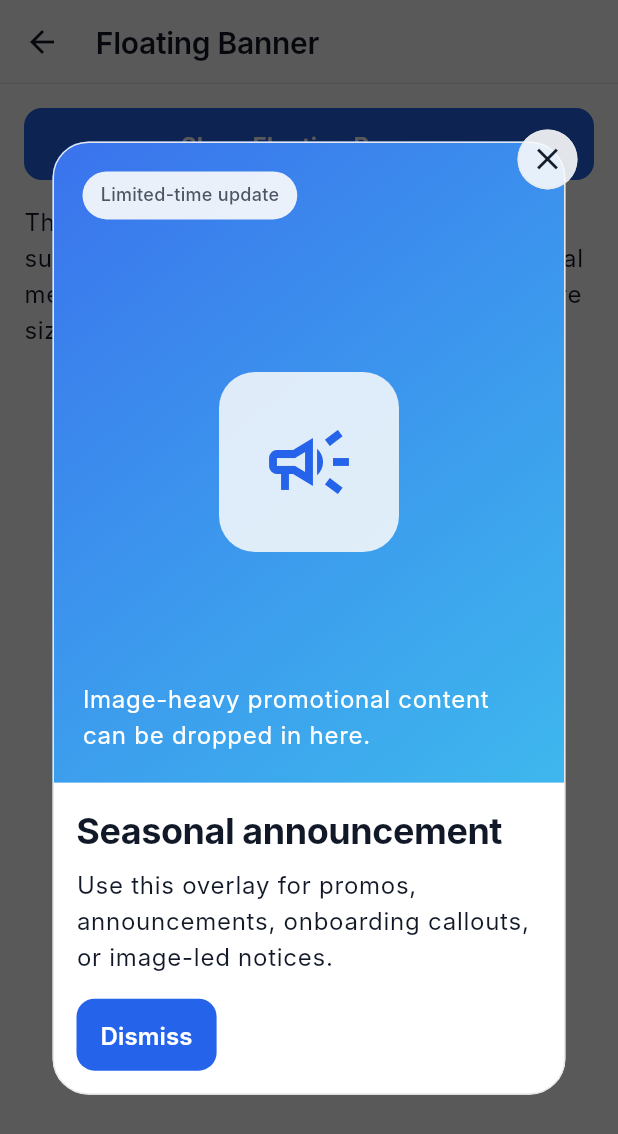
After one commit to Jun2748/j_flutter_ui, a Flutter app: the FloatingBannerDemo screen opened directly, after a tap on "Show Floating Banner", on a phone screen of 412 x 824 dp. The commit adds this screen. Shown: the top 1134 px of the screen. Run offline on Flutter 3.47's test engine with Material 3 defaults, Android fonts, the phone set to English and light mode, and no system bars; our stand-ins replace auto_size_text, flutter_html, flutter_svg; Roboto replaces fonts that are missing (Inter).

Commit message:
dev: add simple floating banner for announcement dev: add simple grid in demo screen update: update readme, agents rules

```diff
--- /dev/null
+++ b/example/lib/demo/widgets/overlays/floating_banner_demo.dart
@@ -0,0 +1,126 @@
+import 'package:flutter/material.dart';
+import 'package:j_flutter_ui/j_flutter_ui.dart';
+
+class FloatingBannerDemo extends StatelessWidget {
+  const FloatingBannerDemo({super.key});
+
+  String get title => 'Floating Banner';
+
+  @override
+  Widget build(BuildContext context) {
+    return AppScaffold(
+      appBar: AppBarEx(title: title),
+      bodyPadding: JInsets.screenPadding,
+      body: Column(
+        crossAxisAlignment: CrossAxisAlignment.stretch,
+        children: <Widget>[
+          SimpleButton.primary(
+            label: 'Show Floating Banner',
+            onPressed: () {
+              showSimpleFloatingBanner<void>(
+                context,
+                media: const _BannerArtwork(),
+                child: Builder(
+                  builder: (BuildContext overlayContext) {
+                    return Column(
+                      crossAxisAlignment: CrossAxisAlignment.start,
+                      mainAxisSize: MainAxisSize.min,
+                      children: <Widget>[
+                        const SimpleText.heading(text: 'Seasonal announcement'),
+                        JGaps.h8,
+                        const SimpleText.body(
+                          text:
+                              'Use this overlay for promos, announcements, onboarding callouts, or image-led notices.',
+                          maxLines: 4,
+                        ),
+                        JGaps.h16,
+                        SimpleButton.primary(
+                          label: 'Dismiss',
+                          onPressed: () {
+                            Navigator.of(overlayContext).pop();
+                          },
+                        ),
+                      ],
+                    );
+                  },
+                ),
+              );
+            },
+          ),
+          JGaps.h16,
+          const SimpleText.body(
+            text:
+                'The helper presents a centered promotional surface over a dimmed backdrop with optional media, close affordance, and safe-area-aware sizing.',
+            maxLines: 5,
+          ),
+        ],
+      ),
+    );
+  }
+}
+
+class _BannerArtwork extends StatelessWidget {
+  const _BannerArtwork();
+
+  @override
+  Widget build(BuildContext context) {
+    final ThemeData theme = Theme.of(context);
+
+    return AspectRatio(
+      aspectRatio: 4 / 5,
+      child: DecoratedBox(
+        decoration: BoxDecoration(
+          gradient: LinearGradient(
+            begin: Alignment.topLeft,
+            end: Alignment.bottomRight,
+            colors: <Color>[
+              theme.colorScheme.primary.withAlpha(230),
+              theme.colorScheme.secondary.withAlpha(204),
+            ],
+          ),
+        ),
+        child: Stack(
+          children: <Widget>[
+            Positioned(
+              top: JDimens.dp20,
+              left: JDimens.dp20,
+              child: Container(
+                padding: JInsets.horizontal12Vertical8,
+                decoration: BoxDecoration(
+                  color: theme.colorScheme.surface.withAlpha(235),
+                  borderRadius: BorderRadius.circular(JDimens.dp24),
+                ),
+                child: const SimpleText.label(text: 'Limited-time update'),
+              ),
+            ),
+            Center(
+              child: Container(
+                width: JDimens.dp120,
+                height: JDimens.dp120,
+                decoration: BoxDecoration(
+                  color: theme.colorScheme.surface.withAlpha(220),
+                  borderRadius: BorderRadius.circular(JDimens.dp24),
+                ),
+                child: Icon(
+                  Icons.campaign_outlined,
+                  size: JDimens.dp64,
+                  color: theme.colorScheme.primary,
+                ),
+              ),
+            ),
+            const Positioned(
+              bottom: JDimens.dp20,
+              left: JDimens.dp20,
+              right: JDimens.dp20,
+              child: SimpleText.body(
+                text: 'Image-heavy promotional content can be dropped in here.',
+                color: Colors.white,
+                maxLines: 2,
+              ),
+            ),
+          ],
+        ),
+      ),
+    );
+  }
+}
--- a/lib/j_flutter_ui.dart
+++ b/lib/j_flutter_ui.dart
@@ -50,6 +50,7 @@ export 'src/ui/widgets/navigation/simple_bottom_nav_bar.dart';
 export 'src/ui/widgets/navigation/simple_tabs.dart';
 export 'src/ui/widgets/navigation/simple_vertical_rail.dart';
 export 'src/ui/widgets/overlays/simple_bottom_sheet.dart';
+export 'src/ui/widgets/overlays/simple_floating_banner.dart';
 export 'src/ui/widgets/states/simple_empty_state.dart';
 export 'src/ui/widgets/states/simple_error_view.dart';
 export 'src/ui/widgets/states/simple_loading_view.dart';
--- /dev/null
+++ b/lib/src/ui/widgets/overlays/simple_floating_banner.dart
@@ -0,0 +1,304 @@
+import 'dart:math' as math;
+
+import 'package:flutter/material.dart';
+
+import '../../resources/app_theme_tokens.dart';
+import '../../resources/dimens.dart';
+
+const ValueKey<String> _barrierKey = ValueKey<String>(
+  'simple_floating_banner_barrier',
+);
+const ValueKey<String> _surfaceKey = ValueKey<String>(
+  'simple_floating_banner_surface',
+);
+const ValueKey<String> _closeButtonKey = ValueKey<String>(
+  'simple_floating_banner_close_button',
+);
+
+Future<T?> showSimpleFloatingBanner<T>(
+  BuildContext context, {
+  Widget? media,
+  Widget? child,
+  bool showCloseButton = true,
+  bool barrierDismissible = true,
+  Color? barrierColor,
+  Color? backgroundColor,
+  BorderRadiusGeometry? borderRadius,
+  EdgeInsetsGeometry? padding,
+  EdgeInsetsGeometry? margin,
+  double? maxWidth = SimpleFloatingBanner.defaultMaxWidth,
+  double widthFactor = 0.9,
+  bool useRootNavigator = true,
+  RouteSettings? routeSettings,
+  VoidCallback? onClose,
+}) {
+  return showDialog<T>(
+    context: context,
+    useRootNavigator: useRootNavigator,
+    useSafeArea: false,
+    barrierDismissible: false,
+    barrierColor: Colors.transparent,
+    routeSettings: routeSettings,
+    builder: (BuildContext dialogContext) {
+      return SimpleFloatingBanner(
+        media: media,
+        showCloseButton: showCloseButton,
+        barrierDismissible: barrierDismissible,
+        barrierColor: barrierColor,
+        backgroundColor: backgroundColor,
+        borderRadius: borderRadius,
+        padding: padding,
+        margin: margin,
+        maxWidth: maxWidth,
+        widthFactor: widthFactor,
+        child: child,
+        onClose: () {
+          Navigator.of(dialogContext).pop();
+          onClose?.call();
+        },
+      );
+    },
+  );
+}
+
+class SimpleFloatingBanner extends StatelessWidget {
+  const SimpleFloatingBanner({
+    super.key,
+    this.media,
+    this.child,
+    this.onClose,
+    this.showCloseButton = true,
+    this.barrierDismissible = true,
+    this.barrierColor,
+    this.backgroundColor,
+    this.borderRadius,
+    this.padding,
+    this.margin,
+    this.maxWidth = defaultMaxWidth,
+    this.widthFactor = 0.9,
+  }) : assert(
+         media != null || child != null,
+         'Provide at least one of media or child.',
+       ),
+       assert(widthFactor > 0 && widthFactor <= 1),
+       assert(maxWidth == null || maxWidth > 0);
+
+  static const double defaultMaxWidth = 420;
+
+  final Widget? media;
+  final Widget? child;
+  final VoidCallback? onClose;
+  final bool showCloseButton;
+  final bool barrierDismissible;
+  final Color? barrierColor;
+  final Color? backgroundColor;
+  final BorderRadiusGeometry? borderRadius;
+  final EdgeInsetsGeometry? padding;
+  final EdgeInsetsGeometry? margin;
+  final double? maxWidth;
+  final double widthFactor;
+
+  @override
+  Widget build(BuildContext context) {
+    final ThemeData theme = Theme.of(context);
+    final AppThemeTokens tokens = theme.appThemeTokens;
+    final DialogThemeData dialogTheme = theme.dialogTheme;
+    final BorderRadius resolvedBorderRadius = _resolvedBorderRadius(
+      context,
+      dialogTheme.shape,
+    );
+    final Color resolvedBackgroundColor =
+        backgroundColor ?? dialogTheme.backgroundColor ?? tokens.cardBackground;
+    final Color resolvedBorderColor =
+        _dialogBorderColor(dialogTheme.shape) ?? tokens.cardBorderColor;
+    final Color resolvedBarrierColor =
+        barrierColor ??
+        dialogTheme.barrierColor ??
+        _fallbackBarrierColor(theme);
+
+    return Material(
+      type: MaterialType.transparency,
+      child: Stack(
+        children: <Widget>[
+          Positioned.fill(
+            child: GestureDetector(
+              behavior: HitTestBehavior.opaque,
+              onTap: barrierDismissible ? onClose : null,
+              child: ColoredBox(key: _barrierKey, color: resolvedBarrierColor),
+            ),
+          ),
+          SafeArea(
+            child: Padding(
+              padding: margin ?? JInsets.screenPadding,
+              child: LayoutBuilder(
+                builder: (BuildContext context, BoxConstraints constraints) {
+                  return SingleChildScrollView(
+                    child: ConstrainedBox(
+                      constraints: BoxConstraints(
+                        minHeight: constraints.maxHeight,
+                      ),
+                      child: Center(
+                        child: FractionallySizedBox(
+                          widthFactor: widthFactor,
+                          child: ConstrainedBox(
+                            constraints: BoxConstraints(
+                              maxWidth: maxWidth ?? double.infinity,
+                            ),
+                            child: _BannerSurface(
+                              media: media,
+                              showCloseButton: showCloseButton,
+                              onClose: onClose,
+                              padding: padding ?? JInsets.all16,
+                              borderRadius: resolvedBorderRadius,
+                              backgroundColor: resolvedBackgroundColor,
+                              borderColor: resolvedBorderColor,
+                              child: child,
+                            ),
+                          ),
+                        ),
+                      ),
+                    ),
+                  );
+                },
+              ),
+            ),
+          ),
+        ],
+      ),
+    );
+  }
+
+  BorderRadius _resolvedBorderRadius(
+    BuildContext context,
+    ShapeBorder? themeShape,
+  ) {
+    final BorderRadiusGeometry? configuredRadius = borderRadius;
+    if (configuredRadius != null) {
+      return configuredRadius.resolve(Directionality.of(context));
+    }
+
+    if (themeShape is RoundedRectangleBorder) {
+      return themeShape.borderRadius.resolve(Directionality.of(context));
+    }
+
+    if (themeShape is ContinuousRectangleBorder) {
+      return themeShape.borderRadius.resolve(Directionality.of(context));
+    }
+
+    if (themeShape is StadiumBorder) {
+      return BorderRadius.circular(JDimens.dp24);
+    }
+
+    return BorderRadius.circular(JDimens.dp24);
+  }
+
+  Color _fallbackBarrierColor(ThemeData theme) {
+    final Color scrim = theme.colorScheme.scrim;
+    if (scrim.alpha != 0) {
+      return scrim.withAlpha(math.max(scrim.alpha, 166));
+    }
+    return Colors.black54;
+  }
+
+  Color? _dialogBorderColor(ShapeBorder? shape) {
+    if (shape is OutlinedBorder && shape.side.style != BorderStyle.none) {
+      return shape.side.color;
+    }
+    return null;
+  }
+}
+
+class _BannerSurface extends StatelessWidget {
+  const _BannerSurface({
+    required this.media,
+    required this.child,
+    required this.showCloseButton,
+    required this.onClose,
+    required this.padding,
+    required this.borderRadius,
+    required this.backgroundColor,
+    required this.borderColor,
+  });
+
+  final Widget? media;
+  final Widget? child;
+  final bool showCloseButton;
+  final VoidCallback? onClose;
+  final EdgeInsetsGeometry padding;
+  final BorderRadius borderRadius;
+  final Color backgroundColor;
+  final Color borderColor;
+
+  @override
+  Widget build(BuildContext context) {
+    final ThemeData theme = Theme.of(context);
+    final AppThemeTokens tokens = theme.appThemeTokens;
+    final ButtonStyle? iconButtonStyle = theme.iconButtonTheme.style;
+    final Set<WidgetState> states = <WidgetState>{
+      if (onClose == null) WidgetState.disabled,
+    };
+    final Color closeBackgroundColor =
+        iconButtonStyle?.backgroundColor?.resolve(states) ??
+        theme.colorScheme.surface.withAlpha(230);
+    final Color closeForegroundColor =
+        iconButtonStyle?.foregroundColor?.resolve(states) ??
+        theme.colorScheme.onSurface;
+    final BorderSide closeBorder =
+        iconButtonStyle?.side?.resolve(states) ??
+        BorderSide(color: tokens.cardBorderColor.withAlpha(204));
+
+    return Stack(
+      clipBehavior: Clip.none,
+      children: <Widget>[
+        Material(
+          key: _surfaceKey,
+          color: backgroundColor,
+          surfaceTintColor: Colors.transparent,
+          clipBehavior: Clip.antiAlias,
+          shape: RoundedRectangleBorder(
+            borderRadius: borderRadius,
+            side: BorderSide(color: borderColor),
+          ),
+          child: Column(
+            mainAxisSize: MainAxisSize.min,
+            crossAxisAlignment: CrossAxisAlignment.stretch,
+            children: <Widget>[
+              if (media != null) media!,
+              if (child != null) Padding(padding: padding, child: child!),
+            ],
+          ),
+        ),
+        if (showCloseButton)
+          PositionedDirectional(
+            top: -JDimens.dp12,
+            end: -JDimens.dp12,
+            child: IconButton(
+              key: _closeButtonKey,
+              tooltip: MaterialLocalizations.of(context).closeButtonTooltip,
+              onPressed: onClose,
+              icon: const Icon(Icons.close),
+              style: ButtonStyle(
+                minimumSize: const WidgetStatePropertyAll<Size>(
+                  Size.square(JDimens.dp40),
+                ),
+                padding: const WidgetStatePropertyAll<EdgeInsetsGeometry>(
+                  EdgeInsets.all(JDimens.dp8),
+                ),
+                backgroundColor: WidgetStatePropertyAll<Color>(
+                  closeBackgroundColor,
+                ),
+                foregroundColor: WidgetStatePropertyAll<Color>(
+                  closeForegroundColor,
+                ),
+                side: WidgetStatePropertyAll<BorderSide>(closeBorder),
+                shape: const WidgetStatePropertyAll<OutlinedBorder>(
+                  CircleBorder(),
+                ),
+                elevation: const WidgetStatePropertyAll<double>(0),
+              ),
+            ),
+          ),
+      ],
+    );
+  }
+}
```
Also changed, not shown: example/lib/demo/core/demo_registry.dart (+16 -0 lines), example/lib/demo/widgets/layout/grid_demo.dart (added, +96 -0 lines), 5 other files.
